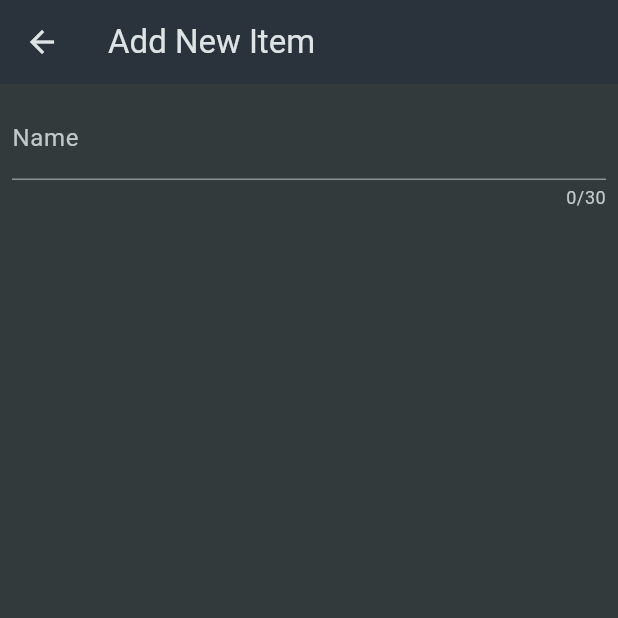
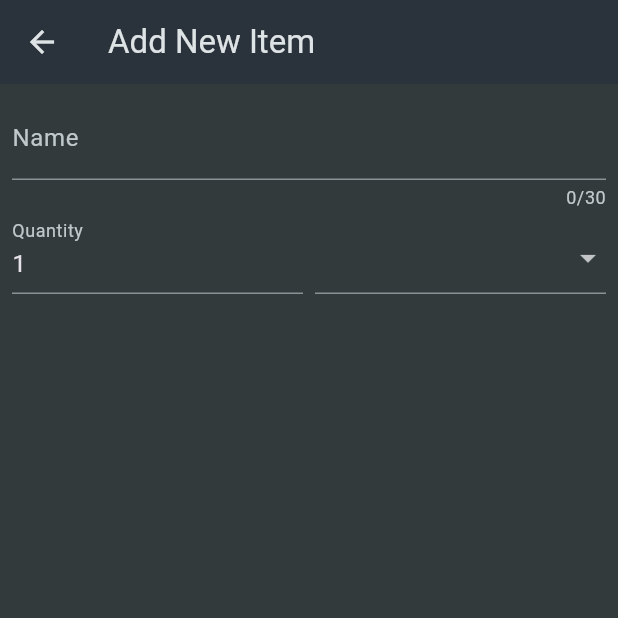
Before and after one commit to Shamimkhan1406/ShoppingList_app, a Flutter app: the NewItem screen opened directly, on a phone screen of 412 x 824 dp, the top half of it. Run offline on Flutter 3.47's test engine with Material 3 defaults, Android fonts, the phone set to English and light mode, and no system bars.

```diff
--- a/lib/widgets/new_item.dart
+++ b/lib/widgets/new_item.dart
@@ -1,4 +1,5 @@
 import 'package:flutter/material.dart';
+import 'package:shopping_list/data/categories.dart';
 
 class NewItem extends StatefulWidget {
   const NewItem({super.key});
@@ -15,7 +16,7 @@ class _NewItemState extends State<NewItem> {
         title: const Text('Add New Item'),
       ),
       body: Padding(
-        padding: EdgeInsets.all(8),
+        padding: const EdgeInsets.all(8),
         child: Form(
             child: Column(
           children: [
@@ -27,10 +28,52 @@ class _NewItemState extends State<NewItem> {
               validator: (value) {
                 return 'demo...';
               },
+            ),
+            Row(
+              crossAxisAlignment: CrossAxisAlignment.end,
+              children: [
+                Expanded(
+                  child: TextFormField(
+                    //maxLength: 10,
+                    decoration: const InputDecoration(
+                      label: Text('Quantity'),
+                    ),
+                    initialValue: '1',
+                  ),
+                ),
+                const SizedBox(
+                  width: 8,
+                ),
+                Expanded(
+                  child: DropdownButtonFormField(
+                      items: [
+                        for (final category in categories.entries)
+                          DropdownMenuItem(
+                            value: category,
+                            child: Row(
+                              children: [
+                                Container(
+                                  width: 15,
+                                  height: 15,
+                                  color: category.value.color,
+                                ),
+                                const SizedBox(
+                                  width: 6,
+                                ),
+                                Text(category.value.title),
+                              ],
+                            ),
+                          ),
+                      ],
+                      onChanged: (value) {
+                        //
+                      }
+                    ),
+                ),
+              ],
             )
           ],
-          )
-        ),
+        )),
       ),
     );
   }
```
Lines whose indentation alone changed are shown as unchanged.
